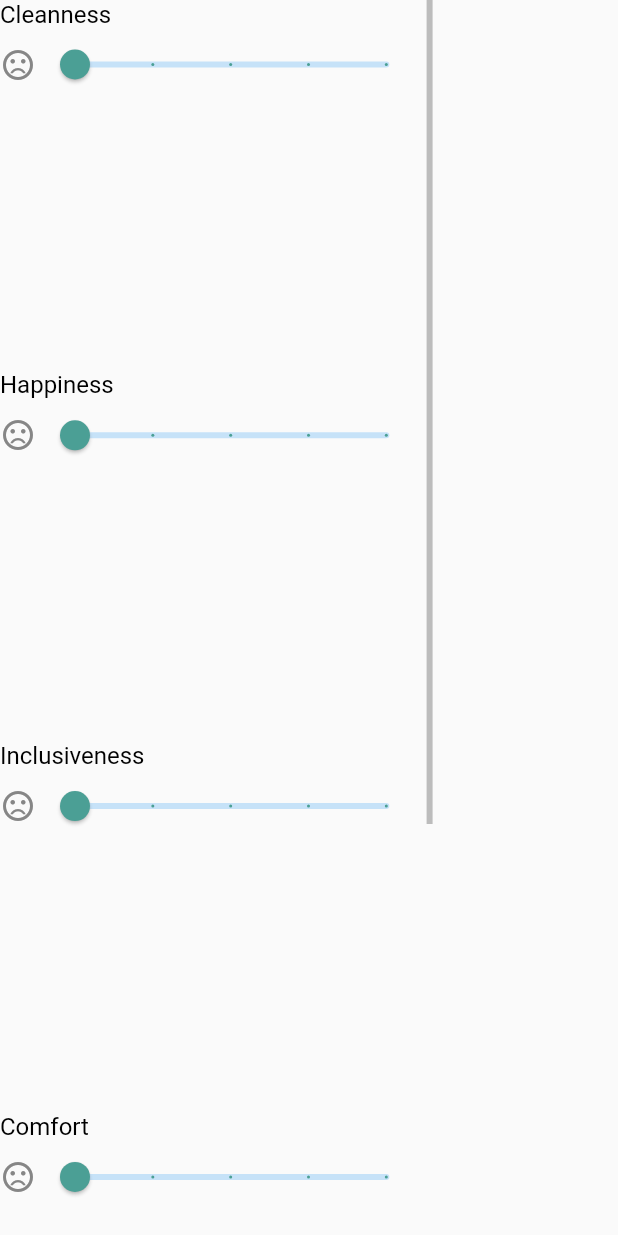
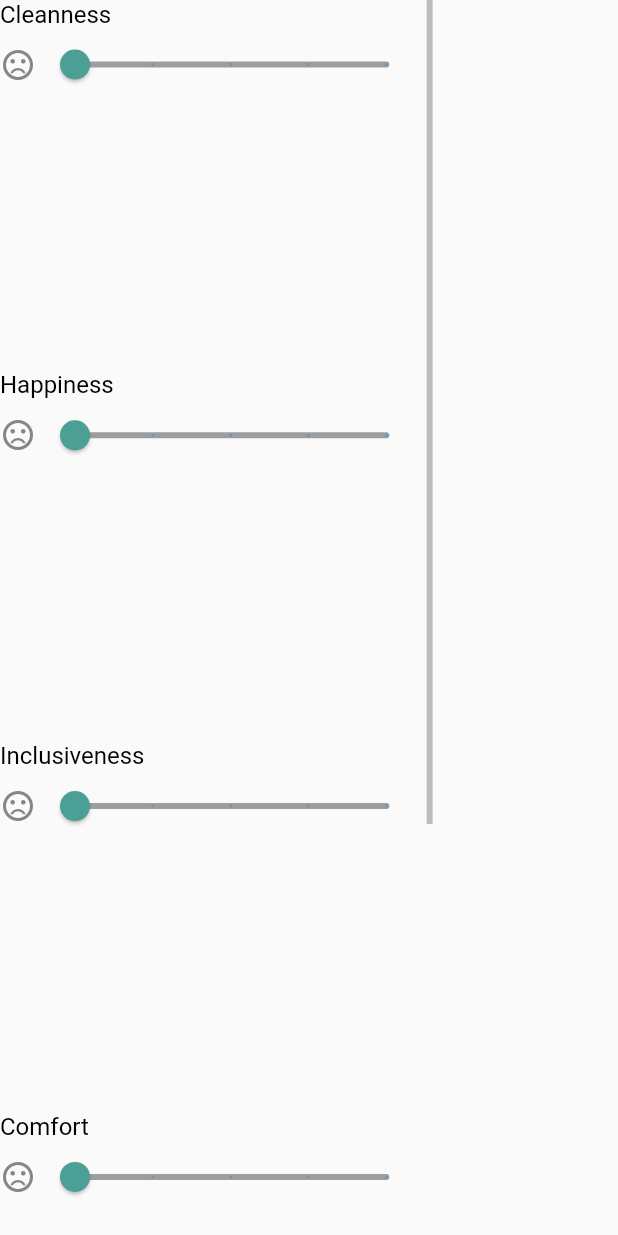
Before and after one commit to Fabs97/DIMA, a Flutter app: the EmotionalForm widget shown alone on an empty page, opened directly, on a phone screen of 412 x 824 dp. Run offline on Flutter 3.47's test engine with Material 2 defaults, Android fonts, the phone set to English and light mode, and no system bars; our stand-ins replace confetti, email_validator, firebase_auth, firebase_core, firebase_storage, flutter_spinkit and 10 more; missing offline and left inert: fluster, flutter_animated_dialog, flutter_facebook_auth, flutter_twitter_login, github_sign_in, open_mail_app and 1 more; accounts and stored records are empty; network calls fail.

Commit message:
[Testing] - Emotional Form

```diff
--- a/citylife/lib/screens/impressions/emotional/local_widget/emotionalForm.dart
+++ b/citylife/lib/screens/impressions/emotional/local_widget/emotionalForm.dart
@@ -57,8 +57,13 @@ class _EmotionalFormState extends State<EmotionalForm> {
                                   ),
                                   Container(
                                     width: constraints.maxWidth * 0.63,
+                                    child: SliderTheme(
+                                      data: SliderTheme.of(context).copyWith(
+                                        activeTrackColor: T.primaryColor,
+                                        inactiveTrackColor: Colors.grey,
+                                        thumbColor: T.primaryColor,
+                                      ),
                                       child: Slider(
-                                      activeColor: T.primaryColor,
                                         min: 1,
                                         max: 5,
                                         divisions: 4,
@@ -71,14 +76,16 @@ class _EmotionalFormState extends State<EmotionalForm> {
                                                 {
                                                   (emotionalImpression
                                                               as CLEmotional)
-                                                    .cleanness = value.toInt();
+                                                          .cleanness =
+                                                      value.toInt();
                                                   break;
                                                 }
                                               case "Happiness":
                                                 {
                                                   (emotionalImpression
                                                               as CLEmotional)
-                                                    .happiness = value.toInt();
+                                                          .happiness =
+                                                      value.toInt();
                                                   break;
                                                 }
                                               case "Inclusiveness":
@@ -111,6 +118,7 @@ class _EmotionalFormState extends State<EmotionalForm> {
                                         },
                                       ),
                                     ),
+                                  ),
                                 ],
                               )
                             ],
```
Also changed, not shown: 1 other file. Lines whose indentation alone changed are shown as unchanged.
